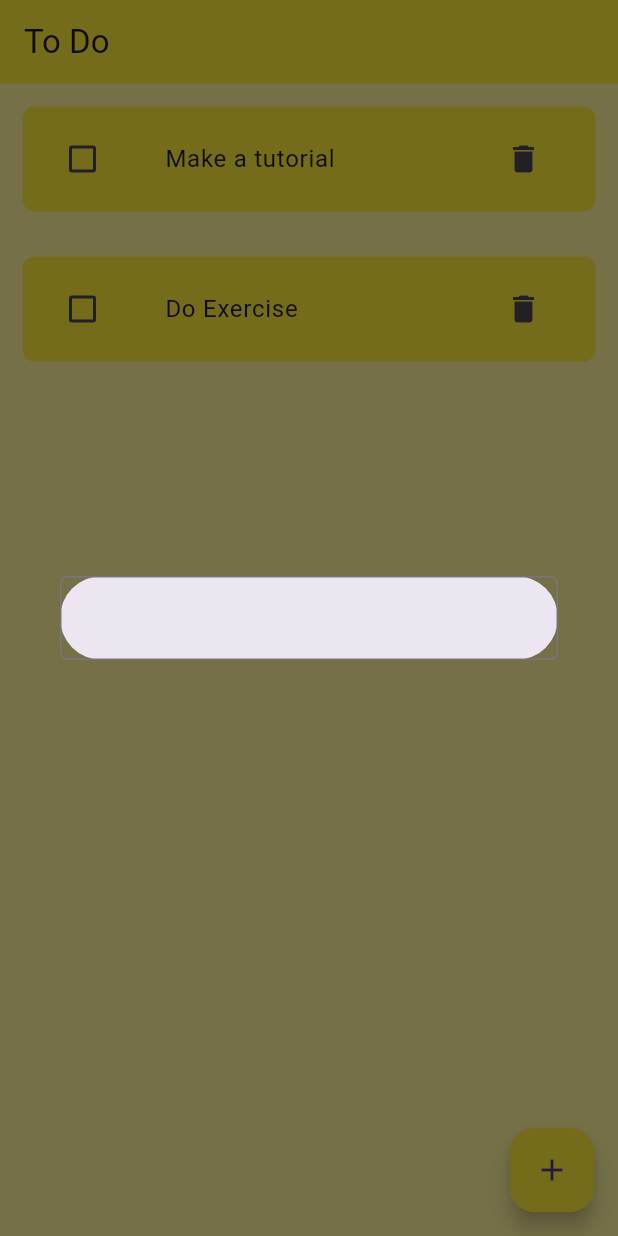
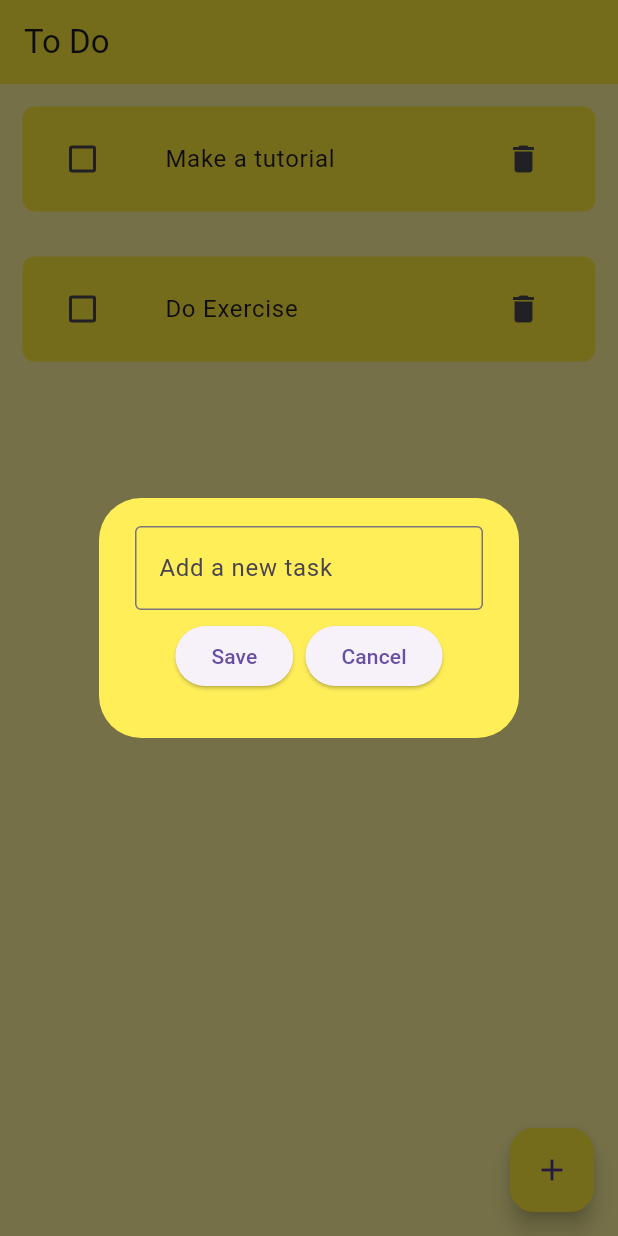
Before and after one commit to DanielLeke/To-Do-App, a Flutter app: the screen it shows after launch, after a tap on the "add" icon, on a phone screen of 412 x 824 dp. Run offline on Flutter 3.47's test engine with Material 3 defaults, Android fonts, the phone set to English and light mode, and no system bars.

Commit message:
Created the dialog box and tried to implement it in the home_page, not sure if it works though

```diff
--- a/lib/pages/home_page.dart
+++ b/lib/pages/home_page.dart
@@ -33,6 +33,15 @@ class _HomePageState extends State<HomePage> {
                 builder: (context) {
                   return DialogBox(
                     textcontroller: mycontroller,
+                    saveAction: () {
+                      setState(() {
+                        toDoItems.add([mycontroller.text, false]);
+                      });
+                      Navigator.of(context).pop();
+                    },
+                    cancelAction: () {
+                      Navigator.of(context).pop();
+                    },
                   );
                 });
           },
--- a/lib/utilities/dialog_box.dart
+++ b/lib/utilities/dialog_box.dart
@@ -1,25 +1,44 @@
 import 'package:flutter/material.dart';
 
 class DialogBox extends StatelessWidget {
-  DialogBox({super.key, required this.textcontroller});
+  DialogBox(
+      {super.key,
+      required this.textcontroller,
+      required this.saveAction,
+      required this.cancelAction});
 
   final textcontroller;
-
+  final Function()? saveAction;
+  final Function()? cancelAction;
 
   @override
   Widget build(BuildContext context) {
-    return Container(
-      height: 120,
-      alignment: Alignment.center,
-      child: Dialog(
-        child: TextField(
-          controller: textcontroller,
-          decoration: InputDecoration(
-            border: OutlineInputBorder(
-              borderRadius: BorderRadius.circular(5)
-            )
+    return AlertDialog(
+      backgroundColor: Colors.yellow[400],
+      content: Container(
+        height: 120,
+        child:
+            Column(mainAxisAlignment: MainAxisAlignment.spaceEvenly, children: [
+          const TextField(
+            decoration: InputDecoration(
+              border: OutlineInputBorder(),
+              hintText: "Add a new task",
+            ),
           ),
-        ),
+          Padding(
+            padding: const EdgeInsets.all(4.0),
+            child: Row(
+              mainAxisAlignment: MainAxisAlignment.center,
+              children: [
+                ElevatedButton(onPressed: saveAction, child: const Text("Save")),
+                const SizedBox(
+                  width: 8,
+                ),
+                ElevatedButton(onPressed: cancelAction, child: const Text("Cancel")),
+              ],
+            ),
+          )
+        ]),
       ),
     );
   }
```
